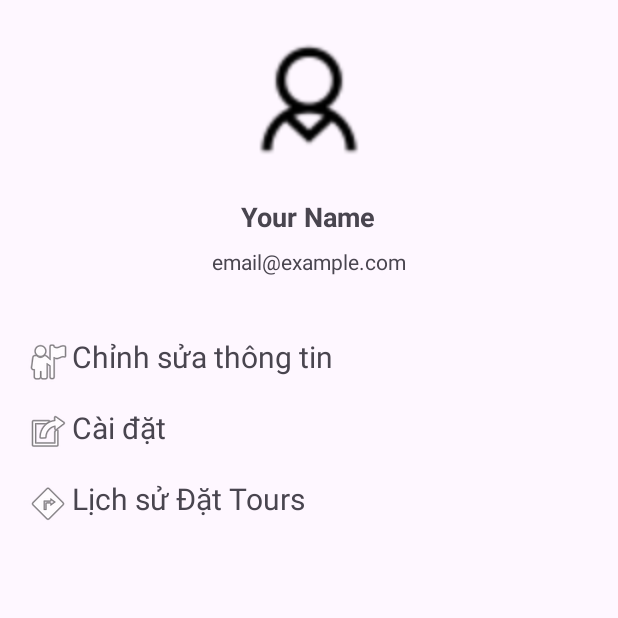
After one commit to lethanhlinh/Travel_app, an Android app: the ProfileActivity screen opened directly, with no data from a screen before it, on a phone screen of 412 x 824 dp, the top half of it. The commit adds this screen. Run offline under Robolectric (Android 15) with nearby library versions, the phone set to English and light mode, and no system bars.

Commit message:
Thay doi

```diff
--- a/app/src/main/AndroidManifest.xml
+++ b/app/src/main/AndroidManifest.xml
@@ -22,6 +22,8 @@
         <activity
             android:name=".Activity.BaseActivity"
             android:exported="false" />
+        <activity android:name=".Activity.ProfileActivity"/>
+
         <activity
             android:name=".Activity.IntroActivity"
             android:exported="true">
--- /dev/null
+++ b/app/src/main/java/com/example/travel_app/Activity/ProfileActivity.java
@@ -0,0 +1,17 @@
+package com.example.travel_app.Activity;
+
+import android.os.Bundle;
+import android.widget.ImageView;
+import android.widget.TextView;
+
+import androidx.appcompat.app.AppCompatActivity;
+
+import com.example.travel_app.R;
+
+public class ProfileActivity extends AppCompatActivity {
+    protected void onCreate(Bundle savedInstanceState) {
+        super.onCreate(savedInstanceState);
+        setContentView(R.layout.activity_profile);
+
+    }
+}
--- /dev/null
+++ b/app/src/main/res/layout/activity_profile.xml
@@ -0,0 +1,71 @@
+<?xml version="1.0" encoding="utf-8"?>
+<androidx.constraintlayout.widget.ConstraintLayout xmlns:android="http://schemas.android.com/apk/res/android"
+    xmlns:tools="http://schemas.android.com/tools"
+    android:layout_width="match_parent"
+    android:layout_height="match_parent">
+
+    <LinearLayout
+        android:layout_width="match_parent"
+        android:layout_height="match_parent"
+        android:orientation="vertical"
+        android:padding="16dp"
+        tools:layout_editor_absoluteX="170dp"
+        tools:layout_editor_absoluteY="48dp">
+
+        <ImageView
+            android:id="@+id/profile_image"
+            android:layout_width="100dp"
+            android:layout_height="100dp"
+            android:layout_gravity="center"
+            android:layout_marginBottom="16dp"
+            android:contentDescription="Profile Picture"
+            android:src="@drawable/profile" />
+
+        <TextView
+            android:id="@+id/profile_name"
+            android:layout_width="wrap_content"
+            android:layout_height="wrap_content"
+            android:layout_gravity="center"
+            android:layout_marginBottom="8dp"
+            android:text="Your Name"
+            android:textSize="18sp"
+            android:textStyle="bold" />
+
+        <TextView
+            android:id="@+id/profile_email"
+            android:layout_width="wrap_content"
+            android:layout_height="wrap_content"
+            android:layout_gravity="center"
+            android:layout_marginBottom="16dp"
+            android:text="email@example.com" />
+
+        <TextView
+            android:id="@+id/textView7"
+            android:drawableLeft="@android:drawable/ic_menu_myplaces"
+            android:layout_marginTop="24dp"
+            android:layout_width="match_parent"
+            android:layout_height="35dp"
+            android:text="Chỉnh sửa thông tin"
+            android:layout_gravity="center"
+            android:textSize="20sp" />
+        <TextView
+            android:id="@+id/setting"
+            android:drawableLeft="@android:drawable/ic_menu_set_as"
+            android:layout_marginTop="12dp"
+            android:layout_width="match_parent"
+            android:layout_height="35dp"
+            android:text="Cài đặt"
+            android:layout_gravity="center"
+            android:textSize="20sp" />
+        <TextView
+            android:id="@+id/booktour"
+            android:drawableLeft="@android:drawable/ic_menu_directions"
+            android:layout_marginTop="12dp"
+            android:layout_width="match_parent"
+            android:layout_height="35dp"
+            android:text="Lịch sử Đặt Tours"
+            android:layout_gravity="center"
+            android:textSize="20sp" />
+    </LinearLayout>
+
+</androidx.constraintlayout.widget.ConstraintLayout>
--- a/app/src/main/res/layout/viewholder_recommended.xml
+++ b/app/src/main/res/layout/viewholder_recommended.xml
@@ -90,7 +90,7 @@
         android:layout_width="wrap_content"
         android:layout_height="wrap_content"
         android:layout_marginStart="8dp"
-        android:text="/Person"
+        android:text="/Người"
         android:textColor="@color/darkBlue"
         android:textSize="12sp"
         app:layout_constraintBottom_toBottomOf="@+id/priceTxt"
--- a/app/src/main/res/values/strings.xml
+++ b/app/src/main/res/values/strings.xml
@@ -1,6 +1,6 @@
 <resources>
     <string name="app_name">Travel_app</string>
-    <string name="introTitle">Explorer the<font color="#3f95ec"> World</font> with us</string>
-    <string name="subIntro">Discover paradise on Earth!\n
-        Our pristine beaches offer crystal-clear waters, soft golden sands, and breathtaking sunsets</string>
+    <string name="introTitle">Khám Phá <font color="#3f95ec">Thế Giới</font> cùng chúng tôi</string>
+    <string name="subIntro">Khám phá thiên đường trên Trái đất!\n
+Những bãi biển nguyên sơ của chúng tôi có làn nước trong vắt, bãi cát vàng mềm mại và cảnh hoàng hôn ngoạn mục</string>
 </resources>
```
Also changed, not shown: app/src/main/java/com/example/travel_app/Activity/MainActivity.java (+11 -4 lines), app/src/main/res/layout/activity_main.xml (+8 -7 lines), app/src/main/res/menu/menu_bottom.xml (+3 -10 lines), app/src/main/res/drawable/profile.png (added).
